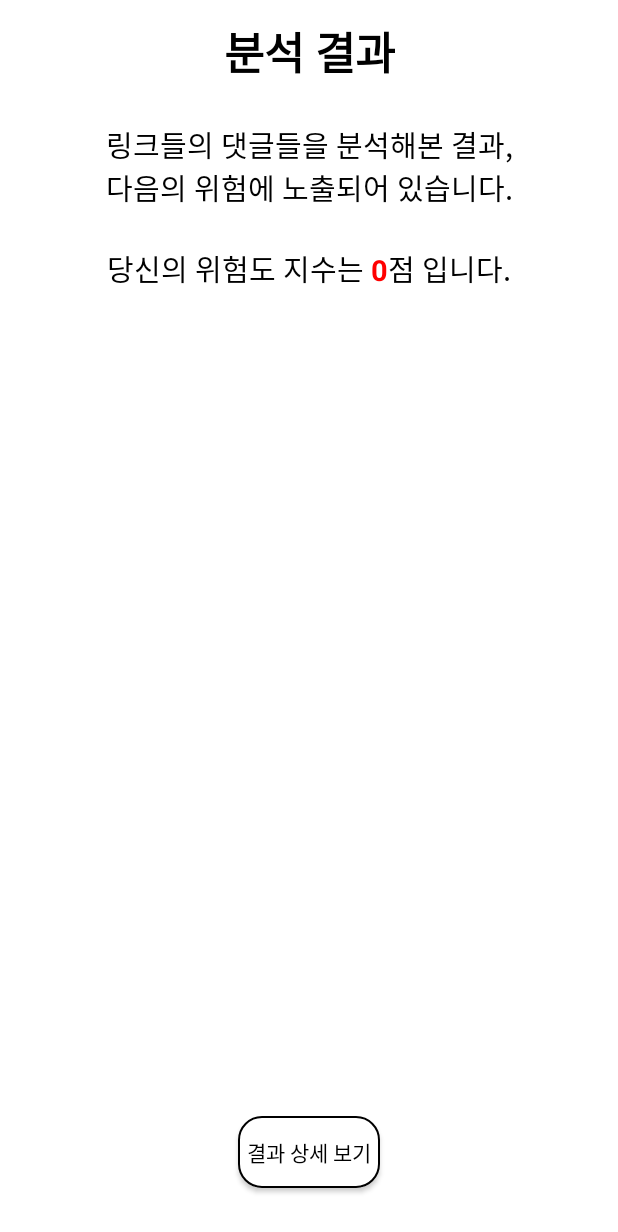
After one commit to kimyunseok/ggp-project-android, an Android app: the AnalysisFragment screen opened through its navigation route, on a phone screen of 412 x 824 dp. The commit adds this screen. Shown: the top 1232 px of the screen. Run offline under Robolectric (Android 15) with nearby library versions, the phone set to English and light mode, and no system bars; our stand-ins replace Dagger/Hilt's generated code, data binding.

Commit message:
feat. 분석 결과 화면 UI 구성
- 리사이클러 뷰 어댑터 만들어야 함.

```diff
--- /dev/null
+++ b/app/src/main/java/com/khs/ggp/presentation/view/analysis/AnalysisFragment.kt
@@ -0,0 +1,17 @@
+package com.khs.ggp.presentation.view.analysis
+
+import androidx.fragment.app.viewModels
+import com.khs.ggp.R
+import com.khs.ggp.databinding.FragmentAnalysisBinding
+import com.khs.ggp.presentation.view.base.BaseFragment
+
+class AnalysisFragment(override var layoutId: Int = R.layout.fragment_analysis) : BaseFragment<FragmentAnalysisBinding>() {
+
+    private val analysisViewModel: AnalysisViewModel by viewModels()
+
+    override fun init() {
+        binding.vm = analysisViewModel
+
+    }
+
+}
--- /dev/null
+++ b/app/src/main/java/com/khs/ggp/presentation/view/analysis/AnalysisViewModel.kt
@@ -0,0 +1,8 @@
+package com.khs.ggp.presentation.view.analysis
+
+import androidx.lifecycle.MutableLiveData
+import androidx.lifecycle.ViewModel
+
+class AnalysisViewModel: ViewModel() {
+    val dangerousScoreLiveData = MutableLiveData(0)
+}
--- a/app/src/main/java/com/khs/ggp/presentation/view/main/MainFragment.kt
+++ b/app/src/main/java/com/khs/ggp/presentation/view/main/MainFragment.kt
@@ -2,6 +2,7 @@ package com.khs.ggp.presentation.view.main
 
 import android.widget.Toast
 import androidx.fragment.app.viewModels
+import androidx.navigation.fragment.findNavController
 import androidx.recyclerview.widget.LinearLayoutManager
 import com.khs.ggp.R
 import com.khs.ggp.databinding.FragmentMainBinding
@@ -34,5 +35,9 @@ class MainFragment(override var layoutId: Int = R.layout.fragment_main) : BaseFr
                 Toast.makeText(context, R.string.maximum_url_is_five, Toast.LENGTH_SHORT).show()
             }
         }
+
+        binding.mainAnalyzeRequestBtn.setOnClickListener {
+            findNavController().navigate(R.id.action_mainFragment_to_analysisFragment)
+        }
     }
 }
--- /dev/null
+++ b/app/src/main/res/layout/fragment_analysis.xml
@@ -0,0 +1,111 @@
+<?xml version="1.0" encoding="utf-8"?>
+<layout xmlns:app="http://schemas.android.com/apk/res-auto"
+    xmlns:android="http://schemas.android.com/apk/res/android">
+
+    <data>
+        <variable
+            name="vm"
+            type="com.khs.ggp.presentation.view.analysis.AnalysisViewModel" />
+    </data>
+
+    <androidx.constraintlayout.widget.ConstraintLayout
+        android:layout_width="match_parent"
+        android:layout_height="match_parent">
+
+        <TextView
+            android:id="@+id/analysis_result_tv"
+            android:layout_width="wrap_content"
+            android:layout_height="wrap_content"
+            android:layout_marginTop="12dp"
+            android:text="@string/analyze_result"
+            android:textColor="@color/black"
+            android:textSize="29sp"
+            android:textStyle="bold"
+            app:layout_constraintEnd_toEndOf="parent"
+            app:layout_constraintStart_toStartOf="parent"
+            app:layout_constraintTop_toTopOf="parent" />
+
+        <TextView
+            android:id="@+id/analysis_result_tv2"
+            android:layout_width="wrap_content"
+            android:layout_height="wrap_content"
+            android:layout_marginTop="25dp"
+            android:text="@string/dangerous_notice"
+            android:textColor="@color/black"
+            android:textSize="19sp"
+            app:layout_constraintEnd_toEndOf="parent"
+            app:layout_constraintStart_toStartOf="parent"
+            app:layout_constraintTop_toBottomOf="@+id/analysis_result_tv" />
+
+        <androidx.constraintlayout.widget.ConstraintLayout
+            android:id="@+id/analysis_dangerous_score_layout"
+            android:layout_width="match_parent"
+            android:layout_height="wrap_content"
+            android:layout_marginTop="25dp"
+            app:layout_constraintTop_toBottomOf="@id/analysis_result_tv2">
+
+            <TextView
+                android:id="@+id/analysis_result_score_before_tv"
+                android:layout_width="wrap_content"
+                android:layout_height="wrap_content"
+                android:text="@string/dangerous_score_before"
+                android:textColor="@color/black"
+                android:textSize="19sp"
+                app:layout_constraintHorizontal_chainStyle="packed"
+                app:layout_constraintEnd_toStartOf="@id/analysis_result_score_tv"
+                app:layout_constraintStart_toStartOf="parent"
+                app:layout_constraintTop_toTopOf="parent"
+                app:layout_constraintBottom_toBottomOf="parent"/>
+
+            <TextView
+                android:id="@+id/analysis_result_score_tv"
+                android:layout_width="wrap_content"
+                android:layout_height="wrap_content"
+                android:text="@{vm.dangerousScoreLiveData.toString()}"
+                android:textColor="@color/red"
+                android:textSize="19sp"
+                android:textStyle="bold"
+                app:layout_constraintHorizontal_chainStyle="packed"
+                app:layout_constraintEnd_toStartOf="@id/analysis_result_score_after_tv"
+                app:layout_constraintStart_toEndOf="@+id/analysis_result_score_before_tv"
+                app:layout_constraintTop_toTopOf="parent"
+                app:layout_constraintBottom_toBottomOf="parent"/>
+
+            <TextView
+                android:id="@+id/analysis_result_score_after_tv"
+                android:layout_width="wrap_content"
+                android:layout_height="wrap_content"
+                android:text="@string/dangerous_score_after"
+                android:textColor="@color/black"
+                android:textSize="19sp"
+                app:layout_constraintHorizontal_chainStyle="packed"
+                app:layout_constraintEnd_toEndOf="parent"
+                app:layout_constraintStart_toEndOf="@id/analysis_result_score_tv"
+                app:layout_constraintTop_toTopOf="parent"
+                app:layout_constraintBottom_toBottomOf="parent"/>
+
+        </androidx.constraintlayout.widget.ConstraintLayout>
+
+        <androidx.recyclerview.widget.RecyclerView
+            android:id="@+id/analysis_result_recycler_view"
+            android:layout_width="match_parent"
+            android:layout_height="wrap_content"
+            android:layout_marginTop="25dp"
+            app:layout_constraintTop_toBottomOf="@+id/analysis_dangerous_score_layout" />
+
+        <Button
+            android:id="@+id/analysis_watch_detail_btn"
+            android:layout_width="wrap_content"
+            android:layout_height="wrap_content"
+            android:layout_marginBottom="32dp"
+            android:padding="6dp"
+            android:text="@string/watch_result_detail"
+            android:textColor="@color/black"
+            android:background="@drawable/selector_btn_background"
+            app:layout_constraintEnd_toEndOf="parent"
+            app:layout_constraintStart_toStartOf="parent"
+            app:layout_constraintBottom_toBottomOf="parent"/>
+
+    </androidx.constraintlayout.widget.ConstraintLayout>
+
+</layout>
--- a/app/src/main/res/layout/fragment_main.xml
+++ b/app/src/main/res/layout/fragment_main.xml
@@ -80,6 +80,7 @@
             android:layout_width="wrap_content"
             android:layout_height="wrap_content"
             android:layout_marginTop="12dp"
+            android:padding="6dp"
             android:text="@string/link_add"
             android:textColor="@color/black"
             android:background="@drawable/selector_btn_background"
@@ -92,6 +93,7 @@
             android:layout_width="wrap_content"
             android:layout_height="wrap_content"
             android:layout_marginBottom="32dp"
+            android:padding="6dp"
             android:text="@string/request_analyze"
             android:textColor="@color/black"
             android:background="@drawable/selector_btn_background"
--- a/app/src/main/res/navigation/nav_graph.xml
+++ b/app/src/main/res/navigation/nav_graph.xml
@@ -3,13 +3,21 @@
     xmlns:app="http://schemas.android.com/apk/res-auto"
     xmlns:tools="http://schemas.android.com/tools"
     android:id="@+id/nav_graph"
-    app:startDestination="@id/homeFragment">
+    app:startDestination="@id/mainFragment">
 
     <fragment
-        android:id="@+id/homeFragment"
+        android:id="@+id/mainFragment"
         android:name="com.khs.ggp.presentation.view.main.MainFragment"
         android:label="MainFragment"
         tools:layout="@layout/fragment_main">
+        <action
+            android:id="@+id/action_mainFragment_to_analysisFragment"
+            app:destination="@id/analysisFragment" />
     </fragment>
+    <fragment
+        android:id="@+id/analysisFragment"
+        android:name="com.khs.ggp.presentation.view.analysis.AnalysisFragment"
+        android:label="AnalysisFragment"
+        tools:layout="@layout/fragment_analysis"/>
 
 </navigation>
--- a/app/src/main/res/values/colors.xml
+++ b/app/src/main/res/values/colors.xml
@@ -7,5 +7,6 @@
     <color name="teal_700">#FF018786</color>
     <color name="black">#FF000000</color>
     <color name="grey">#FFA5A5A5</color>
+    <color name="red">#FFFF0000</color>
     <color name="white">#FFFFFFFF</color>
 </resources>
--- a/app/src/main/res/values/strings.xml
+++ b/app/src/main/res/values/strings.xml
@@ -5,4 +5,11 @@
     <string name="url_link_hint">여기에 링크를 입력해 주세요.</string>
     <string name="request_analyze">분석 요청</string>
     <string name="maximum_url_is_five">URL 분석은 최대 다섯 개까지 요청 가능합니다.</string>
+
+    <string name="analyze_result">분석 결과</string>
+    <string name="dangerous_notice">링크들의 댓글들을 분석해본 결과,\n다음의 위험에 노출되어 있습니다.</string>
+    <string name="dangerous_score_before">당신의 위험도 지수는&#160;</string>
+    <string name="dangerous_score_after">점 입니다.</string>
+    <string name="watch_result_detail">결과 상세 보기</string>
+
 </resources>
```
